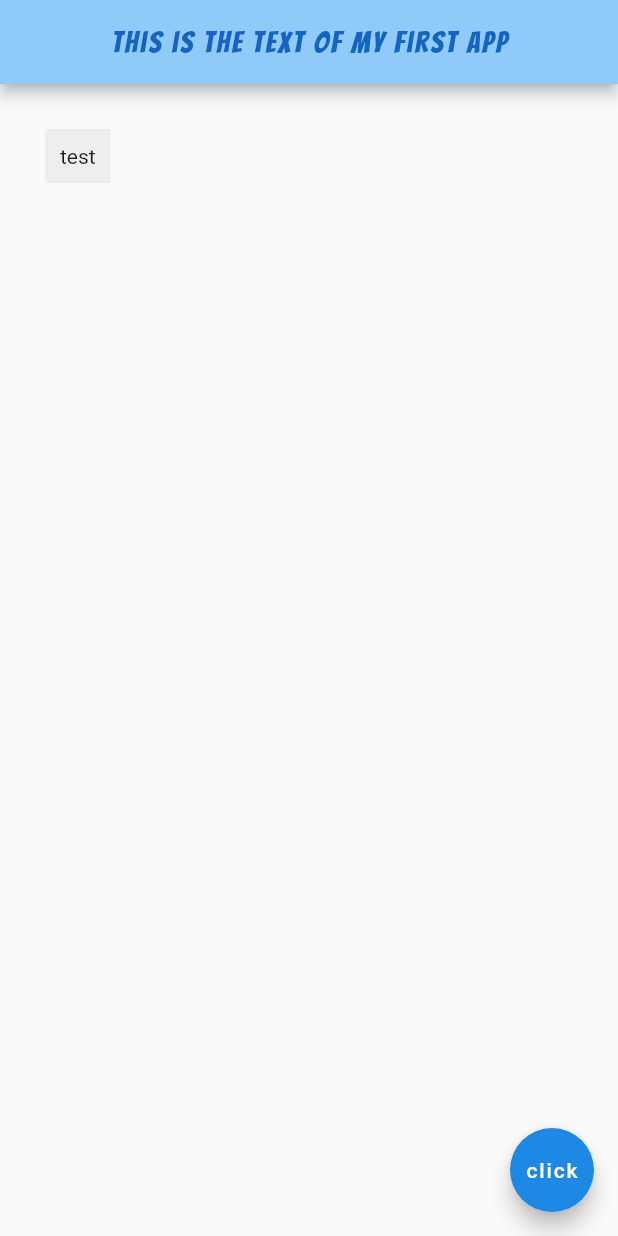
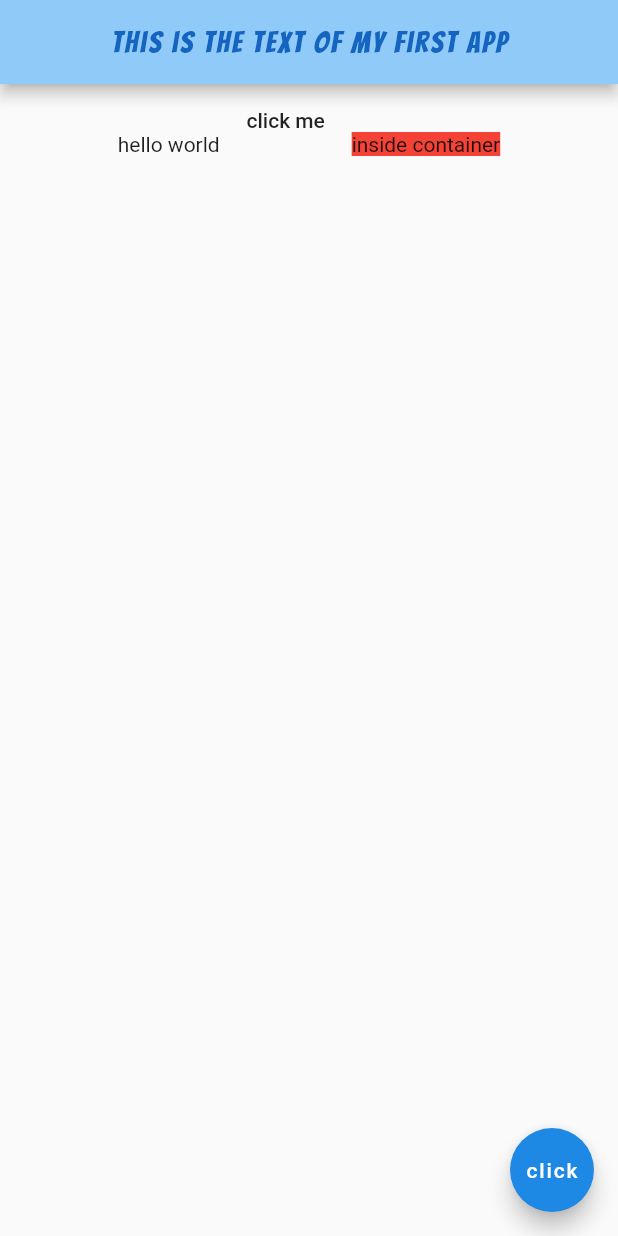
Before and after one commit to GuillaumeDes/flutter_course_1, a Flutter app: the screen it shows after launch, on a phone screen of 412 x 824 dp. Run offline on Flutter 3.47's test engine with Material 2 defaults, Android fonts, the phone set to English and light mode, and no system bars.

Commit message:
try row widget

```diff
--- a/lib/main.dart
+++ b/lib/main.dart
@@ -25,12 +25,16 @@ class Home extends StatelessWidget {
         centerTitle: true,
         backgroundColor: Colors.blue[200],
       ),
-      body: Container(
-        padding: EdgeInsets.fromLTRB(10, 10, 10, 10),
-        margin: EdgeInsets.all(30),
-        color: Colors.grey[200],
-        child:Text("test")
-      ),
+      body: Row( children: <Widget>[
+        Text('hello world'),
+        FlatButton(onPressed: () {}, child: Text('click me')),
+      Container(
+        color: Colors.red,
+        child: Text('inside container')
+    )
+      ],
+      mainAxisAlignment: MainAxisAlignment.center,
+      crossAxisAlignment: CrossAxisAlignment.end,),
       floatingActionButton: FloatingActionButton(
         onPressed: () {},
         child: Text('click'),
```
